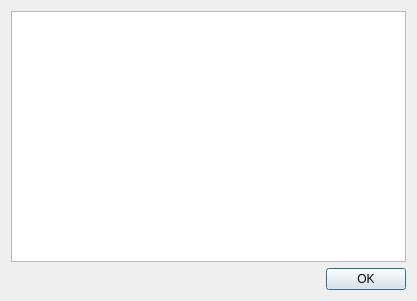
Old version of the form trunk/src/filepropsdlg.ui in the repository buggins/coolreader.
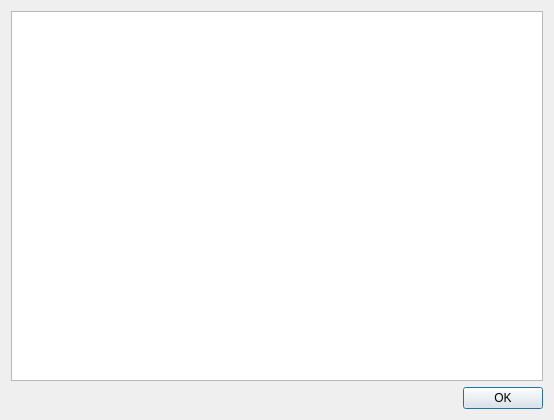
New version of the form.

```diff
--- a/trunk/src/filepropsdlg.ui
+++ b/trunk/src/filepropsdlg.ui
@@ -6,8 +6,8 @@
    <rect>
     <x>0</x>
     <y>0</y>
-    <width>417</width>
-    <height>301</height>
+    <width>554</width>
+    <height>420</height>
    </rect>
   </property>
   <property name="windowTitle">
```
